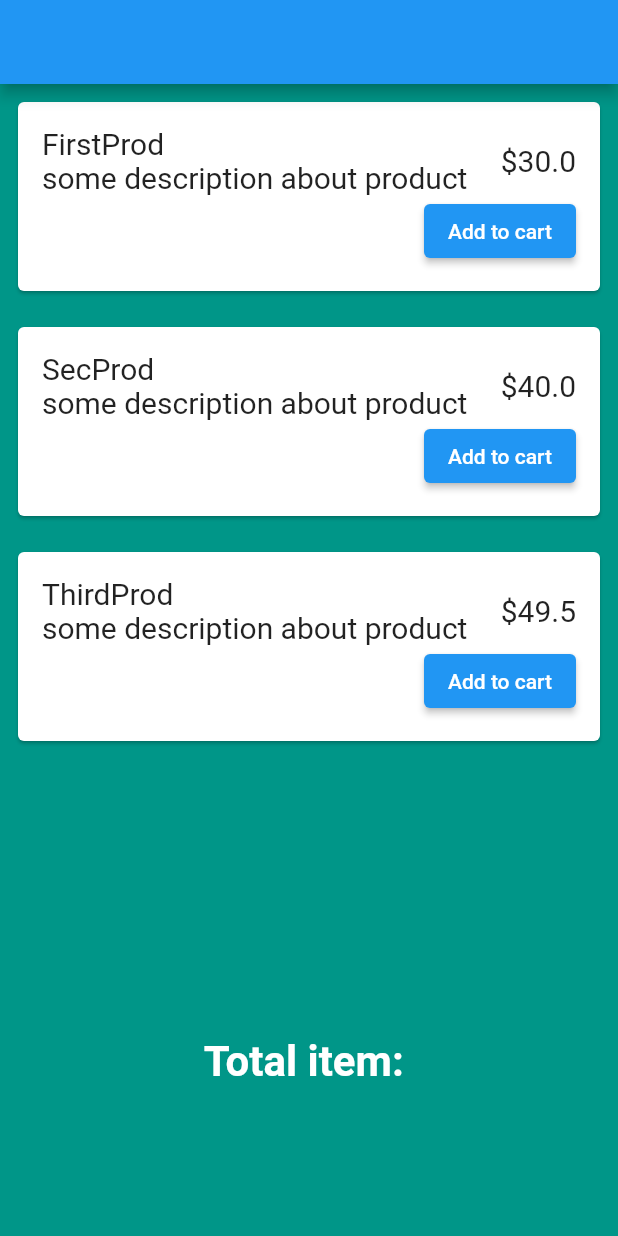
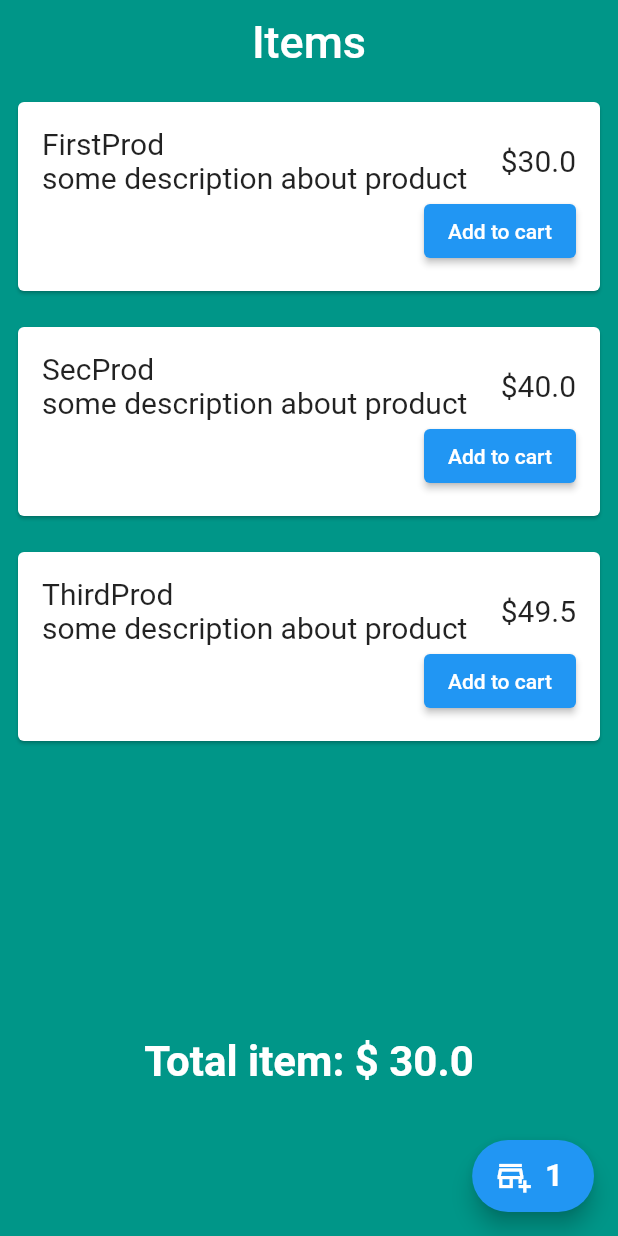
Before and after one commit to tayeb66/Getx_Shopping_Cart, a Flutter app: the screen it shows after launch, after a tap on "Add to cart", on a phone screen of 412 x 824 dp. Run offline on Flutter 3.47's test engine with Material 2 defaults, Android fonts, the phone set to English and light mode, and no system bars; our stand-ins replace get.

Commit message:
cartItem using getx

```diff
--- /dev/null
+++ b/lib/controllers/cart_controller.dart
@@ -0,0 +1,17 @@
+import 'package:get/get.dart';
+import 'package:learn_getx/models/product.dart';
+
+class CartController extends GetxController {
+  /// all ListData of Product Class Store in cartItems
+  var cartItems = <Product>[].obs;
+
+  /// Calculate items price
+  double get totalPrice =>
+      cartItems.fold(0, (sum, item) => sum + item.productPrice);
+  /// Items length
+  int get itemLength => cartItems.length;
+
+  void addToCartItem(Product product) {
+    cartItems.add(product);
+  }
+}
--- a/lib/controllers/shopping_controller.dart
+++ b/lib/controllers/shopping_controller.dart
@@ -2,7 +2,7 @@ import 'package:get/get.dart';
 import 'package:learn_getx/models/product.dart';
 
 class ShoppingController extends GetxController{
-  /// bind UI with ModelClass
+  /// all ListData of Product Class Store in products
   var products = <Product>[].obs;
 
   @override
@@ -11,6 +11,7 @@ class ShoppingController extends GetxController{
     fetchData();
   }
 
+  /// This method using fetch data to homePage
   void fetchData() async{
     await Future.delayed(Duration(seconds: 1));
 
--- a/lib/views/shopping_page.dart
+++ b/lib/views/shopping_page.dart
@@ -1,9 +1,11 @@
 import 'package:flutter/material.dart';
 import 'package:get/get.dart';
+import 'package:learn_getx/controllers/cart_controller.dart';
 import 'package:learn_getx/controllers/shopping_controller.dart';
 
 class ShoppingPage extends StatelessWidget {
   final shoppingController = Get.put(ShoppingController());
+  final cartController = Get.put(CartController());
 
   ShoppingPage({Key? key}) : super(key: key);
 
@@ -11,7 +13,12 @@ class ShoppingPage extends StatelessWidget {
   Widget build(BuildContext context) {
     return Scaffold(
       backgroundColor: Colors.teal,
-      appBar: AppBar(),
+      appBar: AppBar(
+        backgroundColor: Colors.teal,
+        elevation: 0.0,
+        title: Text('Items',textScaleFactor: 1.5,),
+        centerTitle: true,
+      ),
       body: SafeArea(
         child: Column(
           children: [
@@ -51,7 +58,10 @@ class ShoppingPage extends StatelessWidget {
                                   ],
                                 ),
                                 ElevatedButton(
-                                    onPressed: () {},
+                                    onPressed: () {
+                                      cartController.addToCartItem(
+                                          controller.products.value[index]);
+                                    },
                                     child: Text('Add to cart'))
                               ]),
                         ),
@@ -61,11 +71,15 @@ class ShoppingPage extends StatelessWidget {
                 },
               ),
             ),
-            Text(
-              'Total item: ',
-              textScaleFactor: 2,
-              style:
-                  TextStyle(fontWeight: FontWeight.bold, color: Colors.white),
+            GetX<CartController>(
+              builder: ((controller) {
+                return Text(
+                  'Total item: \$ ${controller.totalPrice}',
+                  textScaleFactor: 2,
+                  style: TextStyle(
+                      fontWeight: FontWeight.bold, color: Colors.white),
+                );
+              }),
             ),
             SizedBox(
               height: 100,
@@ -73,6 +87,20 @@ class ShoppingPage extends StatelessWidget {
           ],
         ),
       ),
+      floatingActionButton: FloatingActionButton.extended(
+        onPressed: () {},
+        label: GetX<CartController>(
+          builder: (controller) {
+            return Text(
+              '${controller.itemLength}',
+              textScaleFactor: 1.5,
+              style:
+                  TextStyle(color: Colors.white, fontWeight: FontWeight.bold),
+            );
+          },
+        ),
+        icon: Icon(Icons.add_business_outlined),
+      ),
     );
   }
 }
```
